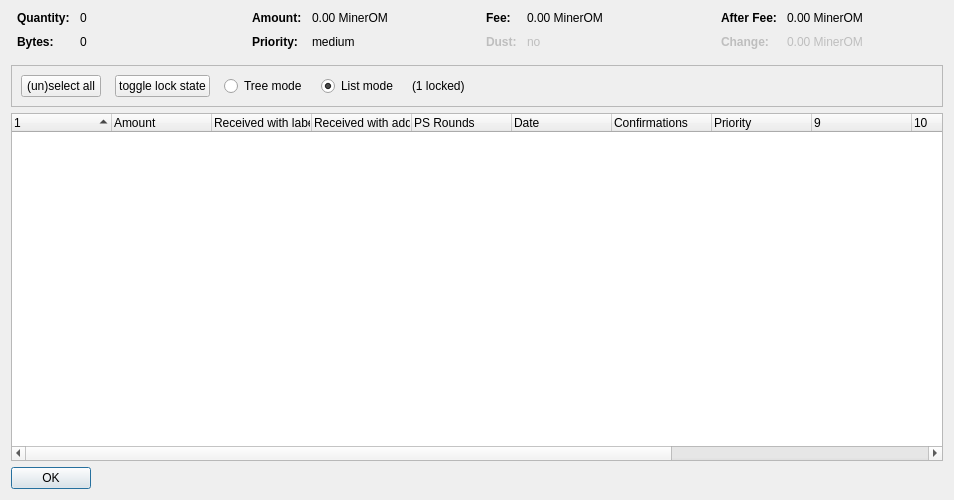
Above: src/qt/forms/coincontroldialog.ui from worldmint/MinerOM before the change. Below: the same form after it.
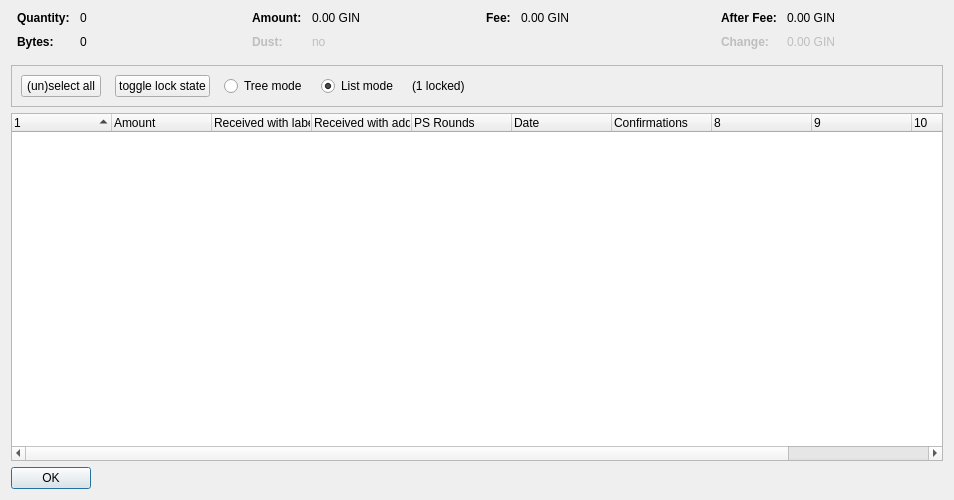
That is the form after the change. Custom widgets are drawn as their Qt base class.

What changed in the file:
```diff
--- a/src/qt/forms/coincontroldialog.ui
+++ b/src/qt/forms/coincontroldialog.ui
@@ -132,7 +132,7 @@
           <enum>Qt::ActionsContextMenu</enum>
          </property>
          <property name="text">
-          <string notr="true">0.00 MinerOM</string>
+          <string notr="true">0.00 GIN</string>
          </property>
          <property name="textInteractionFlags">
           <set>Qt::LinksAccessibleByMouse|Qt::TextSelectableByKeyboard|Qt::TextSelectableByMouse</set>
@@ -140,7 +140,10 @@
         </widget>
        </item>
        <item row="1" column="0">
-        <widget class="QLabel" name="labelCoinControlPriorityText">
+        <widget class="QLabel" name="labelCoinControlLowOutputText">
+         <property name="enabled">
+          <bool>false</bool>
+         </property>
          <property name="font">
           <font>
            <weight>75</weight>
@@ -148,12 +151,15 @@
           </font>
          </property>
          <property name="text">
-          <string>Priority:</string>
+          <string>Dust:</string>
          </property>
         </widget>
        </item>
        <item row="1" column="1">
-        <widget class="QLabel" name="labelCoinControlPriority">
+        <widget class="QLabel" name="labelCoinControlLowOutput">
+         <property name="enabled">
+          <bool>false</bool>
+         </property>
          <property name="cursor">
           <cursorShape>IBeamCursor</cursorShape>
          </property>
@@ -161,7 +167,7 @@
           <enum>Qt::ActionsContextMenu</enum>
          </property>
          <property name="text">
-          <string>medium</string>
+          <string notr="true">no</string>
          </property>
          <property name="textInteractionFlags">
           <set>Qt::LinksAccessibleByMouse|Qt::TextSelectableByKeyboard|Qt::TextSelectableByMouse</set>
@@ -206,42 +212,7 @@
           <enum>Qt::ActionsContextMenu</enum>
          </property>
          <property name="text">
-          <string notr="true">0.00 MinerOM</string>
-         </property>
-         <property name="textInteractionFlags">
-          <set>Qt::LinksAccessibleByMouse|Qt::TextSelectableByKeyboard|Qt::TextSelectableByMouse</set>
-         </property>
-        </widget>
-       </item>
-       <item row="1" column="0">
-        <widget class="QLabel" name="labelCoinControlLowOutputText">
-         <property name="enabled">
-          <bool>false</bool>
-         </property>
-         <property name="font">
-          <font>
-           <weight>75</weight>
-           <bold>true</bold>
-          </font>
-         </property>
-         <property name="text">
-          <string>Dust:</string>
-         </property>
-        </widget>
-       </item>
-       <item row="1" column="1">
-        <widget class="QLabel" name="labelCoinControlLowOutput">
-         <property name="enabled">
-          <bool>false</bool>
-         </property>
-         <property name="cursor">
-          <cursorShape>IBeamCursor</cursorShape>
-         </property>
-         <property name="contextMenuPolicy">
-          <enum>Qt::ActionsContextMenu</enum>
-         </property>
-         <property name="text">
-          <string>no</string>
+          <string notr="true">0.00 GIN</string>
          </property>
          <property name="textInteractionFlags">
           <set>Qt::LinksAccessibleByMouse|Qt::TextSelectableByKeyboard|Qt::TextSelectableByMouse</set>
@@ -286,7 +257,7 @@
           <enum>Qt::ActionsContextMenu</enum>
          </property>
          <property name="text">
-          <string notr="true">0.00 MinerOM</string>
+          <string notr="true">0.00 GIN</string>
          </property>
          <property name="textInteractionFlags">
           <set>Qt::LinksAccessibleByMouse|Qt::TextSelectableByKeyboard|Qt::TextSelectableByMouse</set>
@@ -321,7 +292,7 @@
           <enum>Qt::ActionsContextMenu</enum>
          </property>
          <property name="text">
-          <string notr="true">0.00 MinerOM</string>
+          <string notr="true">0.00 GIN</string>
          </property>
          <property name="textInteractionFlags">
           <set>Qt::LinksAccessibleByMouse|Qt::TextSelectableByKeyboard|Qt::TextSelectableByMouse</set>
@@ -447,7 +418,7 @@
       <bool>false</bool>
      </property>
      <property name="columnCount">
-      <number>13</number>
+      <number>11</number>
      </property>
      <attribute name="headerShowSortIndicator" stdset="0">
       <bool>true</bool>
@@ -493,16 +464,6 @@
        <string>Confirmed</string>
       </property>
      </column>
-     <column>
-      <property name="text">
-       <string>Priority</string>
-      </property>
-     </column>
-     <column>
-      <property name="text">
-       <string/>
-      </property>
-     </column>
      <column>
       <property name="text">
        <string/>
```
